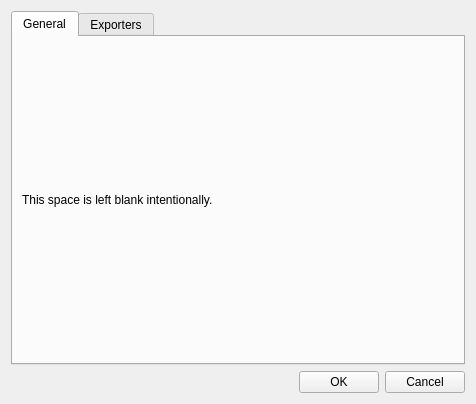
This is src/settingsdialog.ui in altera2015/ttwatcher as Qt 5 draws it before an edit. The edited form follows.
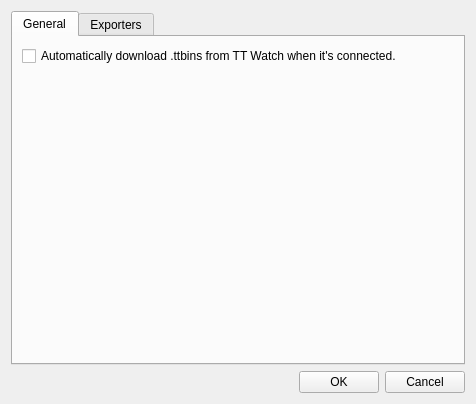
This is the edited form. The open tabs and pages were chosen to show the change. Icons and pictures are not drawn.

Commit message: Added Settings Dialog Added Download Dialog Added GPS QuickFix uploading Fixed up colors Added different tile sources updated version to 1.4.0

What changed in the file:
```diff
--- a/src/settingsdialog.ui
+++ b/src/settingsdialog.ui
@@ -29,12 +29,25 @@
       </attribute>
       <layout class="QVBoxLayout" name="verticalLayout_4">
        <item>
-        <widget class="QLabel" name="label_2">
+        <widget class="QCheckBox" name="autoDownloadCheckbox">
          <property name="text">
-          <string>This space is left blank intentionally.</string>
+          <string>Automatically download .ttbins from TT Watch when it's connected.</string>
          </property>
         </widget>
        </item>
+       <item>
+        <spacer name="verticalSpacer_2">
+         <property name="orientation">
+          <enum>Qt::Vertical</enum>
+         </property>
+         <property name="sizeHint" stdset="0">
+          <size>
+           <width>20</width>
+           <height>40</height>
+          </size>
+         </property>
+        </spacer>
+       </item>
       </layout>
      </widget>
      <widget class="QWidget" name="tab_2">
```
Left out of the diff: 2 changed lines with no effect on the pictures. The commit also changes 34 other files.
